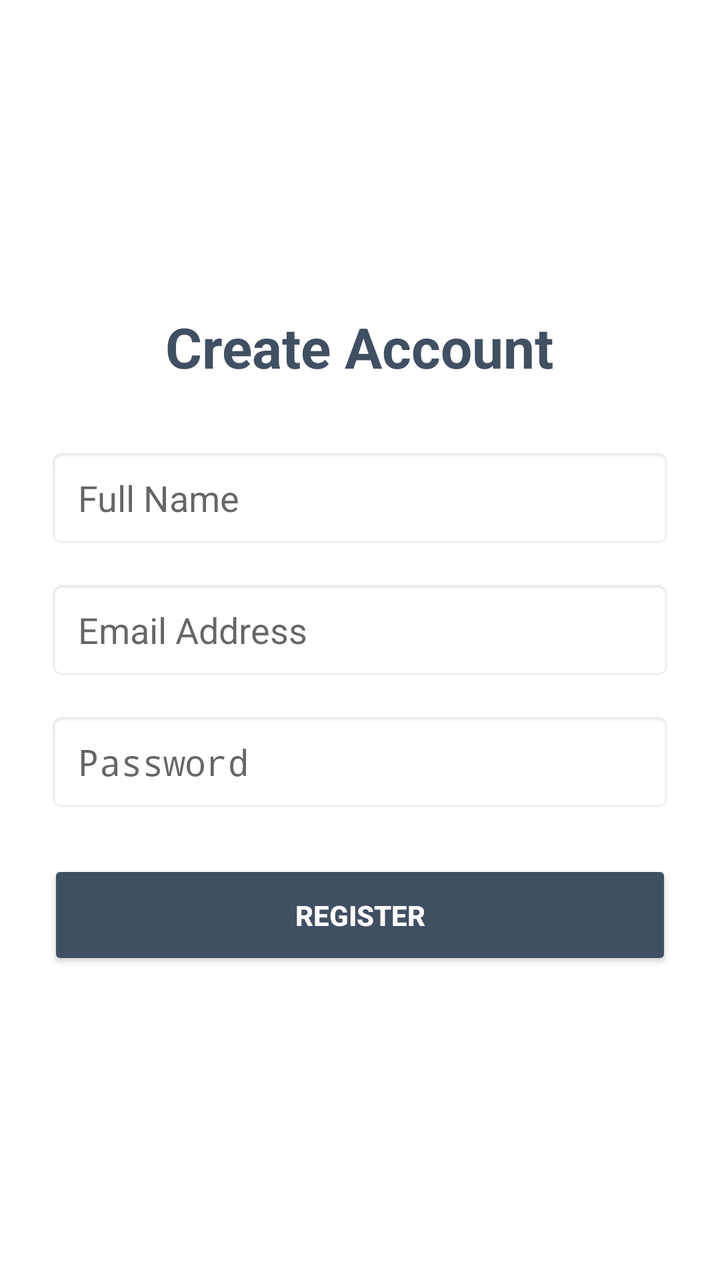
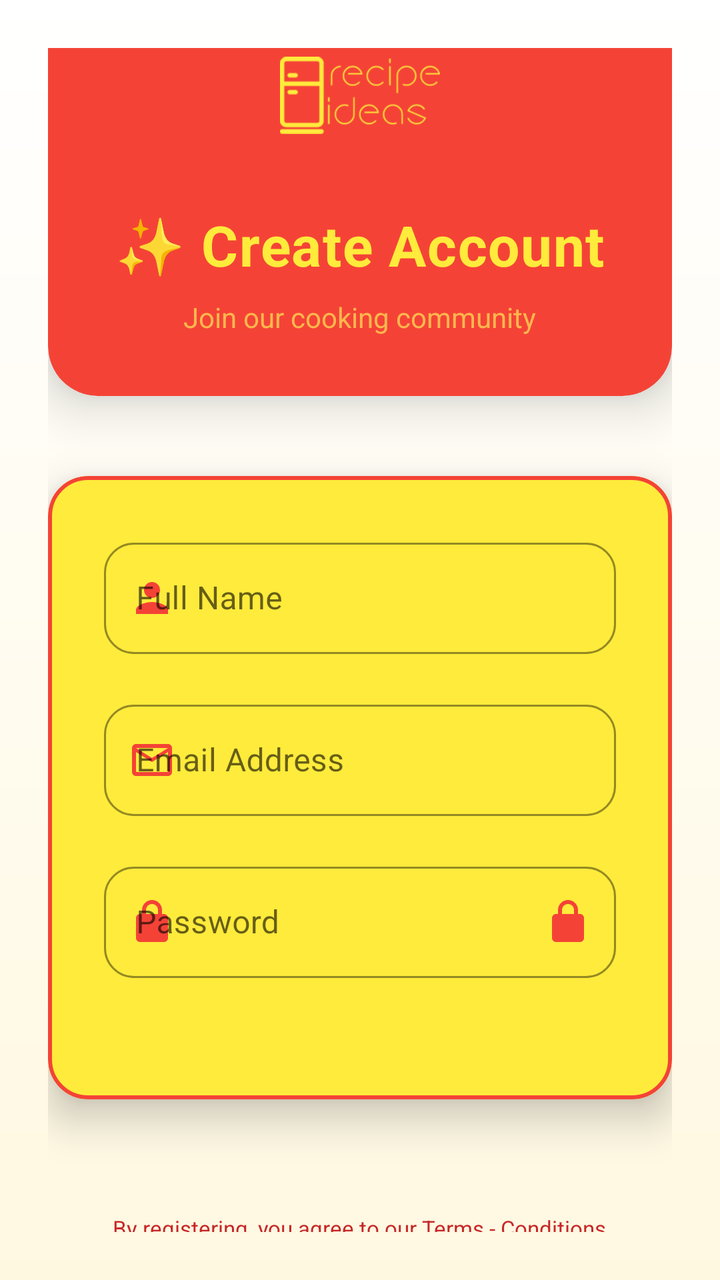

Screens rendered from an Android XML layout before and after an edit, with the pre-edit source and the edit as a unified diff.
<!-- AndroidManifest.xml: application theme AppTheme -->
<!-- res/layout/activity_user_register.xml -->
<?xml version="1.0" encoding="utf-8"?>
<LinearLayout xmlns:android="http://schemas.android.com/apk/res/android"
    android:layout_width="match_parent"
    android:layout_height="match_parent"
    android:orientation="vertical"
    android:padding="24dp"
    android:gravity="center"
    android:background="@android:color/white">

    <TextView
        android:layout_width="wrap_content"
        android:layout_height="wrap_content"
        android:text="Create Account"
        android:textSize="28sp"
        android:textStyle="bold"
        android:textColor="@color/colorAccent_deepBlue"
        android:layout_marginBottom="32dp"/>

    <EditText
        android:id="@+id/et_reg_name"
        android:layout_width="match_parent"
        android:layout_height="50dp"
        android:hint="Full Name"
        android:inputType="textPersonName"
        android:paddingLeft="15dp"
        android:background="@android:drawable/editbox_background_normal"
        android:layout_marginBottom="16dp"/>

    <EditText
        android:id="@+id/et_reg_email"
        android:layout_width="match_parent"
        android:layout_height="50dp"
        android:hint="Email Address"
        android:inputType="textEmailAddress"
        android:paddingLeft="15dp"
        android:background="@android:drawable/editbox_background_normal"
        android:layout_marginBottom="16dp"/>

    <EditText
        android:id="@+id/et_reg_password"
        android:layout_width="match_parent"
        android:layout_height="50dp"
        android:hint="Password"
        android:inputType="textPassword"
        android:paddingLeft="15dp"
        android:background="@android:drawable/editbox_background_normal"
        android:layout_marginBottom="24dp"/>

    <Button
        android:id="@+id/btn_register_user"
        android:layout_width="match_parent"
        android:layout_height="55dp"
        android:text="REGISTER"
        android:textColor="@android:color/white"
        android:backgroundTint="@color/colorAccent_deepBlue"
        android:textStyle="bold"/>

</LinearLayout>
<!-- resources referenced by this layout -->
<resources>
  <color name="colorAccent_deepBlue">#414f63</color>
  <style name="AppTheme" parent="Theme.AppCompat.Light.DarkActionBar">
          
          <item name="colorPrimary">@color/colorPrimary</item>
          <item name="colorPrimaryDark">@color/colorPrimaryDark</item>
          <item name="colorAccent">@color/colorAccent</item>
      </style>
  <color name="colorPrimary">#f06373</color>
  <color name="colorPrimaryDark">#cc4053</color>
  <color name="colorAccent">#3ad0d8</color>
</resources>

<!-- the commit's change to res/layout/activity_user_register.xml (unified diff, before → after) -->
@@ -1,58 +1,234 @@
 <?xml version="1.0" encoding="utf-8"?>
 <LinearLayout xmlns:android="http://schemas.android.com/apk/res/android"
+    xmlns:app="http://schemas.android.com/apk/res-auto"
     android:layout_width="match_parent"
     android:layout_height="match_parent"
     android:orientation="vertical"
     android:padding="24dp"
     android:gravity="center"
-    android:background="@android:color/white">
-
+    android:background="@drawable/login_gradient_bg">
+
+    
+    <com.google.android.material.card.MaterialCardView
+        android:layout_width="match_parent"
+        android:layout_height="wrap_content"
+        android:layout_marginBottom="40dp"
+        app:cardBackgroundColor="@color/red_primary"
+        app:cardCornerRadius="25dp"
+        app:cardElevation="16dp">
+
+        <LinearLayout
+            android:layout_width="match_parent"
+            android:layout_height="wrap_content"
+            android:gravity="center"
+            android:orientation="vertical"
+            android:padding="30dp">
+
+            <ImageView
+                android:layout_width="80dp"
+                android:layout_height="80dp"
+                android:layout_marginBottom="16dp"
+                android:src="@drawable/logo"
+                app:tint="@color/bright_yellow" />
+
+            <TextView
+                android:layout_width="wrap_content"
+                android:layout_height="wrap_content"
+                android:letterSpacing="0.02"
+                android:text="✨ Create Account"
+                android:textColor="@color/bright_yellow"
+                android:textSize="28sp"
+                android:textStyle="bold" />
+
+            <TextView
+                android:layout_width="wrap_content"
+                android:layout_height="wrap_content"
+                android:layout_marginTop="8dp"
+                android:text="Join our cooking community"
+                android:textColor="#FFB74D"
+                android:textSize="14sp" />
+        </LinearLayout>
+    </com.google.android.material.card.MaterialCardView>
+
+    
+    <com.google.android.material.card.MaterialCardView
+        android:layout_width="match_parent"
+        android:layout_height="wrap_content"
+        android:layout_marginBottom="20dp"
+        app:cardBackgroundColor="@color/bright_yellow_card"
+        app:cardCornerRadius="20dp"
+        app:cardElevation="12dp"
+        app:strokeColor="@color/red_primary"
+        app:strokeWidth="2dp">
+
+        <LinearLayout
+            android:layout_width="match_parent"
+            android:layout_height="wrap_content"
+            android:orientation="vertical"
+            android:padding="28dp">
+
+            
+            <com.google.android.material.textfield.TextInputLayout
+                style="@style/Widget.MaterialComponents.TextInputLayout.OutlinedBox"
+                android:layout_width="match_parent"
+                android:layout_height="wrap_content"
+                android:layout_marginBottom="20dp"
+                app:boxCornerRadiusBottomEnd="15dp"
+                app:boxCornerRadiusBottomStart="15dp"
+                app:boxCornerRadiusTopEnd="15dp"
+                app:boxCornerRadiusTopStart="15dp"
+                app:boxStrokeColor="@color/red_primary"
+                app:endIconDrawable="@drawable/ic_person_red"
+                app:endIconTint="@color/red_primary"
+                app:hintTextColor="@color/red_primary"
+                app:startIconDrawable="@drawable/ic_person_red"
+                app:startIconTint="@color/red_primary">
+
+                <com.google.android.material.textfield.TextInputEditText
+                    android:id="@+id/et_reg_name"
+                    android:layout_width="match_parent"
+                    android:layout_height="wrap_content"
+                    android:hint="Full Name"
+                    android:inputType="textPersonName"
+                    android:textColor="@color/black"
+                    android:textColorHint="#99000000"
+                    android:textSize="16sp" />
+            </com.google.android.material.textfield.TextInputLayout>
+
+            
+            <com.google.android.material.textfield.TextInputLayout
+                style="@style/Widget.MaterialComponents.TextInputLayout.OutlinedBox"
+                android:layout_width="match_parent"
+                android:layout_height="wrap_content"
+                android:layout_marginBottom="20dp"
+                app:boxCornerRadiusBottomEnd="15dp"
+                app:boxCornerRadiusBottomStart="15dp"
+                app:boxCornerRadiusTopEnd="15dp"
+                app:boxCornerRadiusTopStart="15dp"
+                app:boxStrokeColor="@color/red_primary"
+                app:endIconDrawable="@drawable/ic_email_red"
+                app:endIconTint="@color/red_primary"
+                app:hintTextColor="@color/red_primary"
+                app:startIconDrawable="@drawable/ic_email_red"
+                app:startIconTint="@color/red_primary">
+
+                <com.google.android.material.textfield.TextInputEditText
+                    android:id="@+id/et_reg_email"
+                    android:layout_width="match_parent"
+                    android:layout_height="wrap_content"
+                    android:hint="Email Address"
+                    android:inputType="textEmailAddress"
+                    android:textColor="@color/black"
+                    android:textColorHint="#99000000"
+                    android:textSize="16sp" />
+            </com.google.android.material.textfield.TextInputLayout>
+
+            
+            <com.google.android.material.textfield.TextInputLayout
+                style="@style/Widget.MaterialComponents.TextInputLayout.OutlinedBox"
+                android:layout_width="match_parent"
+                android:layout_height="wrap_content"
+                android:layout_marginBottom="30dp"
+                app:boxCornerRadiusBottomEnd="15dp"
+                app:boxCornerRadiusBottomStart="15dp"
+                app:boxCornerRadiusTopEnd="15dp"
+                app:boxCornerRadiusTopStart="15dp"
+                app:boxStrokeColor="@color/red_primary"
+                app:endIconDrawable="@drawable/ic_lock_red"
+                app:endIconTint="@color/red_primary"
+                app:hintTextColor="@color/red_primary"
+                app:passwordToggleEnabled="true"
+                app:passwordToggleTint="@color/red_primary"
+                app:startIconDrawable="@drawable/ic_lock_red"
+                app:startIconTint="@color/red_primary">
+
+                <com.google.android.material.textfield.TextInputEditText
+                    android:id="@+id/et_reg_password"
+                    android:layout_width="match_parent"
+                    android:layout_height="wrap_content"
+                    android:hint="Password"
+                    android:inputType="textPassword"
+                    android:textColor="@color/black"
+                    android:textColorHint="#99000000"
+                    android:textSize="16sp" />
+            </com.google.android.material.textfield.TextInputLayout>
+
+            
+            <com.google.android.material.textfield.TextInputLayout
+                style="@style/Widget.MaterialComponents.TextInputLayout.OutlinedBox"
+                android:layout_width="match_parent"
+                android:layout_height="wrap_content"
+                android:layout_marginBottom="30dp"
+                app:boxCornerRadiusBottomEnd="15dp"
+                app:boxCornerRadiusBottomStart="15dp"
+                app:boxCornerRadiusTopEnd="15dp"
+                app:boxCornerRadiusTopStart="15dp"
+                app:boxStrokeColor="@color/red_primary"
+                app:endIconDrawable="@drawable/ic_lock_red"
+                app:endIconTint="@color/red_primary"
+                app:hintTextColor="@color/red_primary"
+                app:passwordToggleEnabled="true"
+                app:passwordToggleTint="@color/red_primary"
+                app:startIconDrawable="@drawable/ic_lock_red"
+                app:startIconTint="@color/red_primary">
+
+                <com.google.android.material.textfield.TextInputEditText
+                    android:id="@+id/et_reg_confirm_password"
+                    android:layout_width="match_parent"
+                    android:layout_height="wrap_content"
+                    android:hint="Confirm Password"
+                    android:inputType="textPassword"
+                    android:textColor="@color/black"
+                    android:textColorHint="#99000000"
+                    android:textSize="16sp" />
+            </com.google.android.material.textfield.TextInputLayout>
+
+            
+            <com.google.android.material.button.MaterialButton
+                android:id="@+id/btn_register_user"
+                style="@style/Widget.Material3.Button.ElevatedButton"
+                android:layout_width="match_parent"
+                android:layout_height="60dp"
+                android:elevation="10dp"
+                android:text="🚀 CREATE ACCOUNT"
+                android:textColor="@color/bright_yellow"
+                android:textSize="18sp"
+                android:textStyle="bold"
+                app:backgroundTint="@color/red_primary"
+                app:cornerRadius="15dp"
+                app:icon="@drawable/ic_add_user"
+                app:iconGravity="textStart"
+                app:iconPadding="12dp"
+                app:iconTint="@color/bright_yellow"
+                app:rippleColor="@color/bright_red" />
+
+        </LinearLayout>
+    </com.google.android.material.card.MaterialCardView>
+
+    
     <TextView
         android:layout_width="wrap_content"
+        android:layout_height="57dp"
+        android:layout_marginTop="16dp"
+        android:gravity="center"
+        android:text="By registering, you agree to our Terms - Conditions"
+        android:textAlignment="center"
+        android:textColor="@color/dark_red"
+        android:textSize="11sp" />
+
+    <TextView
+        android:id="@+id/tv_go_to_login"
+        android:layout_width="wrap_content"
         android:layout_height="wrap_content"
-        android:text="Create Account"
-        android:textSize="28sp"
-        android:textStyle="bold"
-        android:textColor="@color/colorAccent_deepBlue"
-        android:layout_marginBottom="32dp"/>
-
-    <EditText
-        android:id="@+id/et_reg_name"
-        android:layout_width="match_parent"
-        android:layout_height="50dp"
-        android:hint="Full Name"
-        android:inputType="textPersonName"
-        android:paddingLeft="15dp"
-        android:background="@android:drawable/editbox_background_normal"
-        android:layout_marginBottom="16dp"/>
-
-    <EditText
-        android:id="@+id/et_reg_email"
-        android:layout_width="match_parent"
-        android:layout_height="50dp"
-        android:hint="Email Address"
-        android:inputType="textEmailAddress"
-        android:paddingLeft="15dp"
-        android:background="@android:drawable/editbox_background_normal"
-        android:layout_marginBottom="16dp"/>
-
-    <EditText
-        android:id="@+id/et_reg_password"
-        android:layout_width="match_parent"
-        android:layout_height="50dp"
-        android:hint="Password"
-        android:inputType="textPassword"
-        android:paddingLeft="15dp"
-        android:background="@android:drawable/editbox_background_normal"
-        android:layout_marginBottom="24dp"/>
-
-    <Button
-        android:id="@+id/btn_register_user"
-        android:layout_width="match_parent"
-        android:layout_height="55dp"
-        android:text="REGISTER"
-        android:textColor="@android:color/white"
-        android:backgroundTint="@color/colorAccent_deepBlue"
-        android:textStyle="bold"/>
+        android:layout_marginTop="20dp"
+        android:background="?attr/selectableItemBackground"
+        android:clickable="true"
+        android:focusable="true"
+        android:text="Already have an account? Login here"
+        android:textColor="@color/red_primary"
+        android:textSize="14sp"
+        android:textStyle="bold" />
+
+    
 
 </LinearLayout>
<!-- resource entries referenced after the edit -->
@@ -1,14 +1,68 @@
 <!-- resources referenced by this layout -->
 <resources>
-  <color name="colorAccent_deepBlue">#414f63</color>
-  <style name="AppTheme" parent="Theme.AppCompat.Light.DarkActionBar">
-          
-          <item name="colorPrimary">@color/colorPrimary</item>
-          <item name="colorPrimaryDark">@color/colorPrimaryDark</item>
-          <item name="colorAccent">@color/colorAccent</item>
+  <color name="black">#000000</color>
+  <color name="bright_red">#FF5252</color>
+  <color name="bright_yellow">#FFEB3B</color>
+  <color name="bright_yellow_card">#FFEB3B</color>
+  <color name="dark_red">#C62828</color>
+  <color name="red_primary">#F44336</color>
+  <!-- drawable ic_add_user (drawable) -->
+  <vector xmlns:android="http://schemas.android.com/apk/res/android"
+      android:width="24dp"
+      android:height="24dp"
+      android:viewportWidth="24"
+      android:viewportHeight="24">
+      <path
+          android:fillColor="#FF000000"
+          android:pathData="M15,12c2.21,0 4,-1.79 4,-4s-1.79,-4 -4,-4 -4,1.79 -4,4 1.79,4 4,4zM6,10v2H4v-2H2v-2h2V6h2v2h2v2H6zM15,14c-2.67,0 -8,1.34 -8,4v2h16v-2c0,-2.66 -5.33,-4 -8,-4z" />
+  </vector>
+  <!-- drawable ic_email_red (drawable) -->
+  <vector xmlns:android="http://schemas.android.com/apk/res/android"
+      android:width="24dp"
+      android:height="24dp"
+      android:viewportWidth="24"
+      android:viewportHeight="24">
+      <path
+          android:fillColor="#FF000000"
+          android:pathData="M20,4H4c-1.1,0 -1.99,0.9 -1.99,2L2,18c0,1.1 0.9,2 2,2h16c1.1,0 2,-0.9 2,-2V6c0,-1.1 -0.9,-2 -2,-2zm0,14H4V8l8,5 8,-5v10zm-8,-7L4,6h16l-8,5z" />
+  </vector>
+  <!-- drawable ic_lock_red (drawable) -->
+  <?xml version="1.0" encoding="utf-8"?>
+  <vector xmlns:android="http://schemas.android.com/apk/res/android"
+      android:width="24dp"
+      android:height="24dp"
+      android:viewportWidth="24"
+      android:viewportHeight="24">
+      <path
+          android:fillColor="#F44336"
+          android:pathData="M18,8h-1V6c0,-2.76 -2.24,-5 -5,-5S7,3.24 7,6v2H6c-1.1,0 -2,0.9 -2,2v10c0,1.1 0.9,2 2,2h12c1.1,0 2,-0.9 2,-2V10c0,-1.1 -0.9,-2 -2,-2zM9,6c0,-1.66 1.34,-3 3,-3s3,1.34 3,3v2H9V6z" />
+  </vector>
+  <!-- drawable ic_person_red (drawable) -->
+  <?xml version="1.0" encoding="utf-8"?>
+  <vector xmlns:android="http://schemas.android.com/apk/res/android"
+      android:width="24dp"
+      android:height="24dp"
+      android:viewportWidth="24"
+      android:viewportHeight="24">
+      <path
+          android:fillColor="#F44336"
+          android:pathData="M12,12c2.21,0 4,-1.79 4,-4s-1.79,-4 -4,-4 -4,1.79 -4,4 1.79,4 4,4zM12,14c-2.67,0 -8,1.34 -8,4v2h16v-2c0,-2.66 -5.33,-4 -8,-4z" />
+  </vector>
+  <!-- drawable login_gradient_bg (drawable) -->
+  <?xml version="1.0" encoding="utf-8"?>
+  <shape xmlns:android="http://schemas.android.com/apk/res/android">
+      <gradient
+          android:angle="90"
+          android:endColor="#FFFFFF"
+          android:startColor="#FFF8E1" />
+  </shape>
+  <!-- drawable logo: png bitmap (drawable, 11204 bytes) -->
+  <style name="AppTheme" parent="Theme.MaterialComponents.Light.NoActionBar">
+          <item name="colorPrimary">@color/red_primary</item>
+          <item name="colorPrimaryDark">@color/dark_red</item>
+          <item name="colorAccent">@color/bright_yellow</item>
+  
+          <item name="android:editTextStyle">@style/Widget.AppCompat.EditText</item>
       </style>
-  <color name="colorPrimary">#f06373</color>
-  <color name="colorPrimaryDark">#cc4053</color>
-  <color name="colorAccent">#3ad0d8</color>
 </resources>
 
